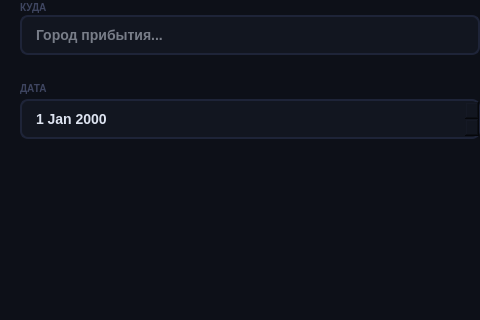
The window that RouteBuilderUI/mainwindow.ui (AnastasiaLeon/Route_Builder) describes before a commit, drawn with Qt 5; both pictures show x 0 to 480 and y 159 to 479 of the 812 by 697 pixel window.
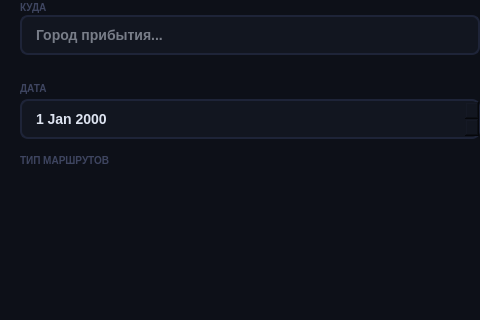
The same window after the commit.

Commit message: added word type rout

```diff
--- a/RouteBuilderUI/mainwindow.ui
+++ b/RouteBuilderUI/mainwindow.ui
@@ -215,6 +215,25 @@
 }</string>
     </property>
    </widget>
+   <widget class="QLabel" name="routeTypeLabel">
+    <property name="geometry">
+     <rect>
+      <x>20</x>
+      <y>312</y>
+      <width>200</width>
+      <height>14</height>
+     </rect>
+    </property>
+    <property name="styleSheet">
+     <string notr="true">color: #3e4560;
+font-size: 10px;
+font-weight: 700;
+background: transparent;</string>
+    </property>
+    <property name="text">
+     <string>ТИП МАРШРУТОВ</string>
+    </property>
+   </widget>
   </widget>
   <widget class="QMenuBar" name="menubar">
    <property name="geometry">
```
The commit also changes 1 other file.
